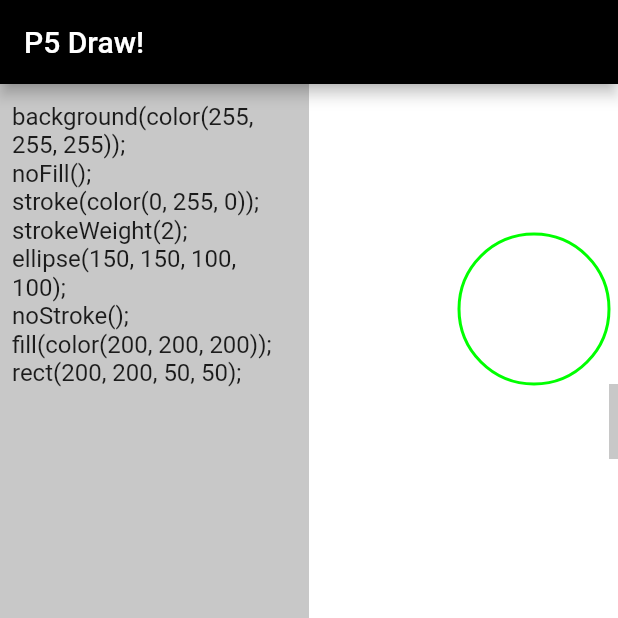
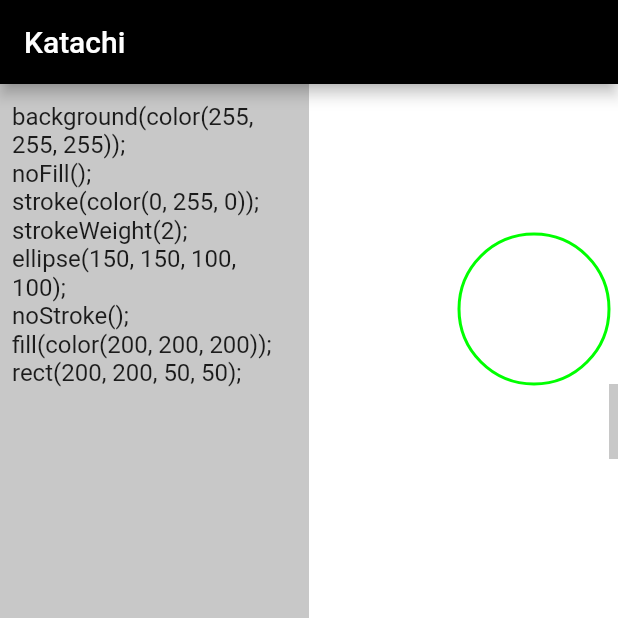
Before and after one commit to nileshchakraborty/katachi, a Flutter app: the screen it shows after launch, on a phone screen of 412 x 824 dp, the top half of it. Run offline on Flutter 3.47's test engine with Material 2 defaults, Android fonts, the phone set to English and light mode, and no system bars.

Commit message:
Fix title

```diff
--- a/lib/main.dart
+++ b/lib/main.dart
@@ -65,7 +65,7 @@ rect(200, 200, 50, 50);
   @override
   Widget build(BuildContext context) {
     return Scaffold(
-      appBar: AppBar(title: const Text('P5 Draw!')),
+      appBar: AppBar(title: const Text('Katachi')),
       backgroundColor: const Color.fromRGBO(200, 200, 200, 1.0),
       body: Row(
         children: <Widget>[
--- a/web/lib/app/main.dart
+++ b/web/lib/app/main.dart
@@ -65,7 +65,7 @@ rect(200, 200, 50, 50);
   @override
   Widget build(BuildContext context) {
     return Scaffold(
-      appBar: AppBar(title: const Text('P5 Draw!')),
+      appBar: AppBar(title: const Text('Katachi')),
       backgroundColor: const Color.fromRGBO(200, 200, 200, 1.0),
       body: Row(
         children: <Widget>[
```
Also changed, not shown: 1 other file.
